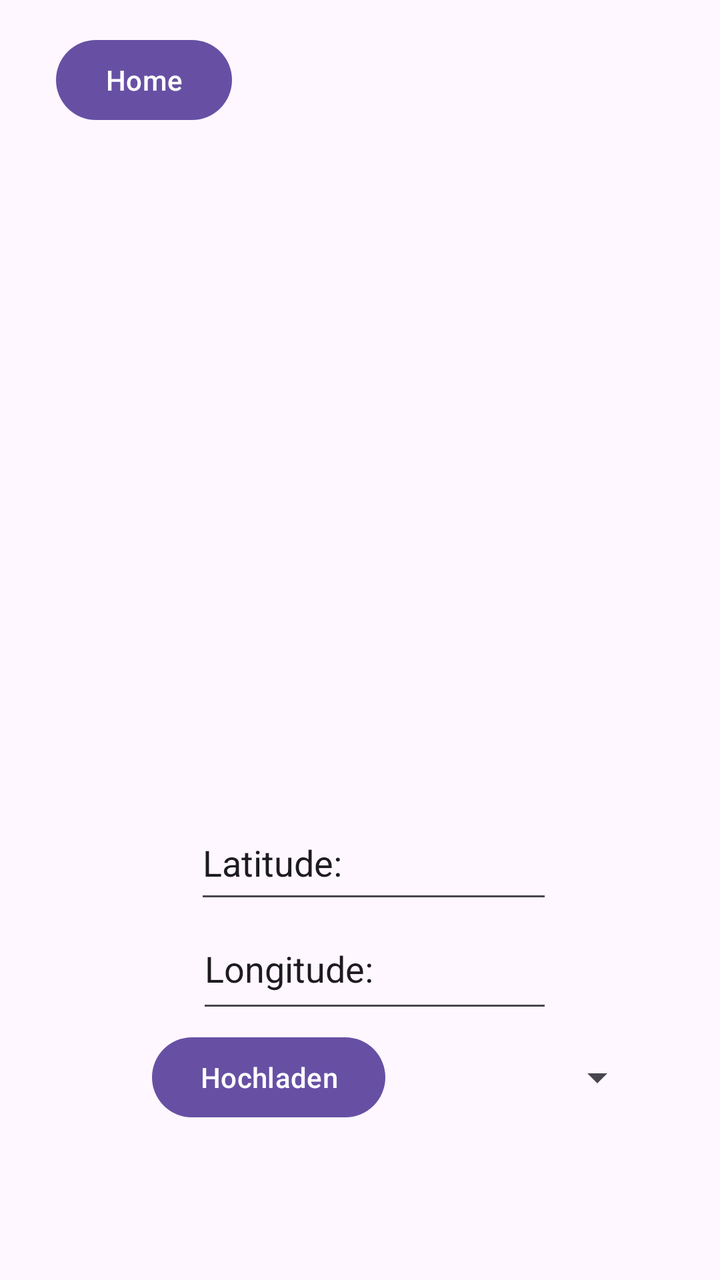
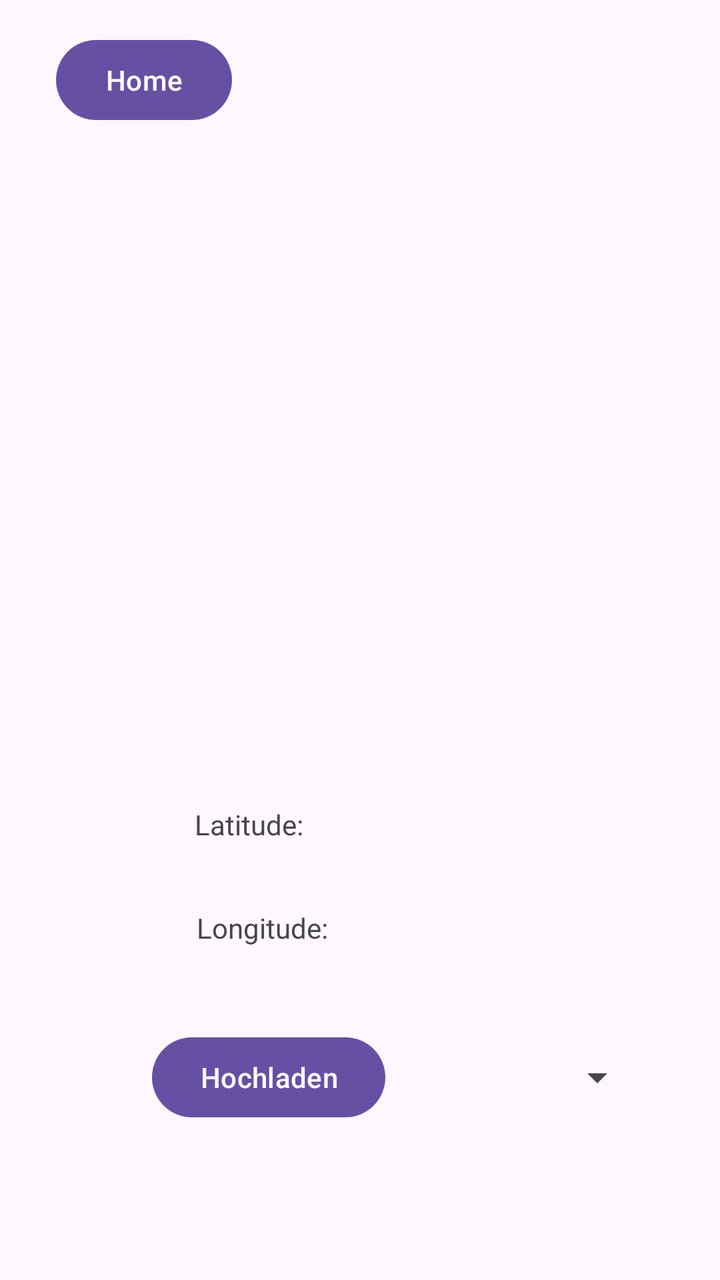

Compare the two renders of this Android layout. The source of the first and the diff that turns it into the second are given below.
<!-- AndroidManifest.xml: application theme Theme.TrafficSceneAnalyser -->
<!-- res/layout/activity_upload_config.xml -->
<?xml version="1.0" encoding="utf-8"?>
<androidx.constraintlayout.widget.ConstraintLayout xmlns:android="http://schemas.android.com/apk/res/android"
    xmlns:app="http://schemas.android.com/apk/res-auto"
    xmlns:tools="http://schemas.android.com/tools"
    android:id="@+id/main"
    android:layout_width="match_parent"
    android:layout_height="match_parent"
    tools:context=".UploadConfigActivity">

    <ImageView
        android:id="@+id/image_preview"
        android:layout_width="310dp"
        android:layout_height="345dp"
        android:layout_margin="8dp"
        android:contentDescription="@string/image_preview"
        app:layout_constraintBottom_toBottomOf="parent"
        app:layout_constraintDimensionRatio="H,16:9"
        app:layout_constraintHorizontal_bias="0.495"
        app:layout_constraintLeft_toLeftOf="parent"
        app:layout_constraintRight_toRightOf="parent"
        app:layout_constraintTop_toTopOf="parent"
        app:layout_constraintVertical_bias="0.186" />

    <Button
        android:id="@+id/button_upload"
        android:layout_width="wrap_content"
        android:layout_height="wrap_content"
        android:layout_marginLeft="76dp"
        android:text="@string/upload_button"
        app:layout_constraintBottom_toBottomOf="parent"
        app:layout_constraintLeft_toLeftOf="parent"
        app:layout_constraintTop_toBottomOf="@+id/image_preview"
        app:layout_constraintVertical_bias="0.586" />

    <Spinner
        android:id="@+id/spinner_model_selector"
        android:layout_width="122dp"
        android:layout_height="63dp"
        android:layout_margin="8dp"
        android:layout_marginStart="60dp"
        android:layout_marginTop="28dp"
        app:layout_constraintBottom_toBottomOf="parent"
        app:layout_constraintEnd_toEndOf="parent"
        app:layout_constraintHorizontal_bias="0.0"
        app:layout_constraintStart_toEndOf="@+id/button_upload"
        app:layout_constraintTop_toBottomOf="@+id/image_preview"
        app:layout_constraintVertical_bias="0.605" />

    <Button
        android:id="@+id/button6"
        android:layout_width="wrap_content"
        android:layout_height="wrap_content"
        android:layout_marginStart="28dp"
        android:layout_marginTop="16dp"
        android:onClick="goToHome"
        android:text="Home"
        app:layout_constraintStart_toStartOf="parent"
        app:layout_constraintTop_toTopOf="parent" />

    <EditText
        android:id="@+id/latitude"
        android:layout_width="179dp"
        android:layout_height="54dp"
        android:ems="10"
        android:inputType="text"
        android:text="Latitude: "
        app:layout_constraintBottom_toTopOf="@+id/longitude"
        app:layout_constraintEnd_toEndOf="parent"
        app:layout_constraintHorizontal_bias="0.538"
        app:layout_constraintStart_toStartOf="parent"
        app:layout_constraintTop_toBottomOf="@+id/image_preview" />

    <EditText
        android:id="@+id/longitude"
        android:layout_width="178dp"
        android:layout_height="57dp"
        android:ems="10"
        android:inputType="text"
        android:text="Longitude: "
        app:layout_constraintBottom_toBottomOf="parent"
        app:layout_constraintEnd_toEndOf="parent"
        app:layout_constraintHorizontal_bias="0.54"
        app:layout_constraintStart_toStartOf="parent"
        app:layout_constraintTop_toBottomOf="@+id/image_preview"
        app:layout_constraintVertical_bias="0.277" />
</androidx.constraintlayout.widget.ConstraintLayout>
<!-- resources referenced by this layout -->
<resources>
  <string name="image_preview">Bildvorschau</string>
  <string name="upload_button">Hochladen</string>
  <style name="Theme.TrafficSceneAnalyser" parent="Base.Theme.TrafficSceneAnalyser" />
  <style name="Base.Theme.TrafficSceneAnalyser" parent="Theme.Material3.DayNight.NoActionBar">
          
          
      </style>
</resources>

<!-- the commit's change to res/layout/activity_upload_config.xml (unified diff, before → after) -->
@@ -57,12 +57,11 @@
         app:layout_constraintStart_toStartOf="parent"
         app:layout_constraintTop_toTopOf="parent" />
 
-    <EditText
+    <TextView
         android:id="@+id/latitude"
         android:layout_width="179dp"
         android:layout_height="54dp"
         android:ems="10"
-        android:inputType="text"
         android:text="Latitude: "
         app:layout_constraintBottom_toTopOf="@+id/longitude"
         app:layout_constraintEnd_toEndOf="parent"
@@ -70,12 +69,11 @@
         app:layout_constraintStart_toStartOf="parent"
         app:layout_constraintTop_toBottomOf="@+id/image_preview" />
 
-    <EditText
+    <TextView
         android:id="@+id/longitude"
         android:layout_width="178dp"
         android:layout_height="57dp"
         android:ems="10"
-        android:inputType="text"
         android:text="Longitude: "
         app:layout_constraintBottom_toBottomOf="parent"
         app:layout_constraintEnd_toEndOf="parent"
